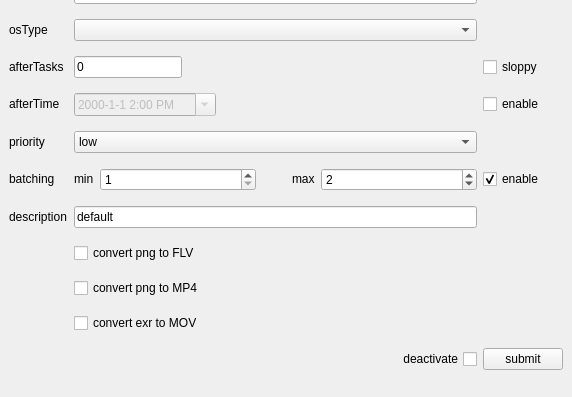
This is rbhusUI/lib/rbhusPipeSubmitRenderMod.ui in aumanimationstudios/rbhus as Qt 5 draws it before an edit; both pictures show x 0 to 572 and y 399 to 796 of the 572 by 796 pixel window. The edited form follows.
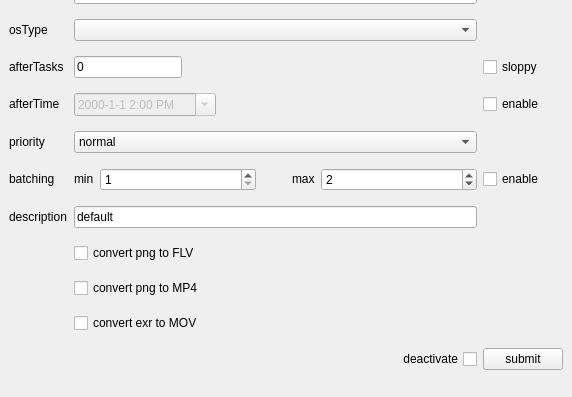
This is the edited form.

The edit to the form file:
```diff
--- a/rbhusUI/lib/rbhusPipeSubmitRenderMod.ui
+++ b/rbhusUI/lib/rbhusPipeSubmitRenderMod.ui
@@ -278,11 +278,6 @@
         <verstretch>0</verstretch>
        </sizepolicy>
       </property>
-      <item>
-       <property name="text">
-        <string>low</string>
-       </property>
-      </item>
       <item>
        <property name="text">
         <string>normal</string>
@@ -653,7 +648,7 @@
        <string>enable</string>
       </property>
       <property name="checked">
-       <bool>true</bool>
+       <bool>false</bool>
       </property>
      </widget>
     </item>
```
Left out of the diff: 5 changed lines with no effect on the pictures.
